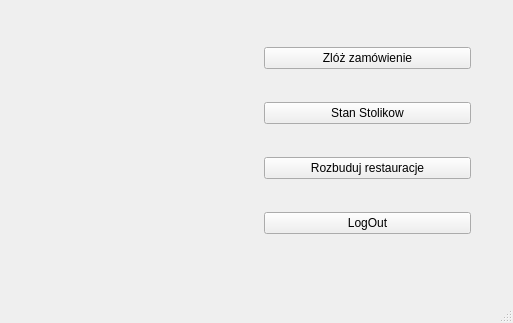
Above: mainwindow.ui from damdorsz/ProjektPK before the change. Below: the same form after it.
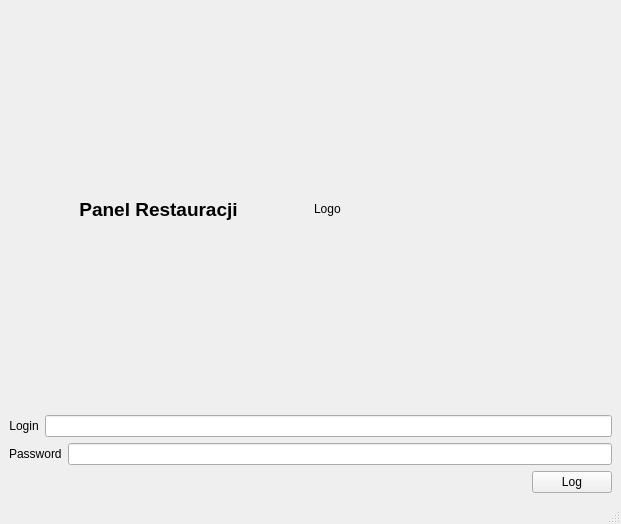
That is the form after the change.

The edit to the form file:
```diff
--- a/mainwindow.ui
+++ b/mainwindow.ui
@@ -6,65 +6,136 @@
    <rect>
     <x>0</x>
     <y>0</y>
-    <width>513</width>
-    <height>323</height>
+    <width>621</width>
+    <height>524</height>
    </rect>
   </property>
   <property name="windowTitle">
    <string>MainWindow</string>
   </property>
   <widget class="QWidget" name="centralwidget">
-   <widget class="QWidget" name="">
-    <property name="geometry">
-     <rect>
-      <x>50</x>
-      <y>20</y>
-      <width>421</width>
-      <height>241</height>
-     </rect>
-    </property>
-    <layout class="QHBoxLayout" name="horizontalLayout">
+   <layout class="QGridLayout" name="gridLayout">
+    <item row="0" column="0">
+     <layout class="QVBoxLayout" name="verticalLayout_2">
      <item>
-      <widget class="QLabel" name="label_logoFirmy">
-       <property name="text">
-        <string/>
-       </property>
-      </widget>
-     </item>
+       <layout class="QHBoxLayout" name="horizontalLayout_3">
      <item>
       <layout class="QVBoxLayout" name="verticalLayout">
        <item>
-        <widget class="QPushButton" name="pushButton_wyborStolika">
+           <spacer name="verticalSpacer">
+            <property name="orientation">
+             <enum>Qt::Vertical</enum>
+            </property>
+            <property name="sizeHint" stdset="0">
+             <size>
+              <width>20</width>
+              <height>40</height>
+             </size>
+            </property>
+           </spacer>
+          </item>
+          <item>
+           <widget class="QLabel" name="label_3">
+            <property name="font">
+             <font>
+              <pointsize>14</pointsize>
+              <bold>true</bold>
+             </font>
+            </property>
          <property name="text">
-          <string>Zlóż zamówienie</string>
-         </property>
+             <string>Panel Restauracji</string>
+            </property>
+            <property name="alignment">
+             <set>Qt::AlignCenter</set>
+            </property>
         </widget>
        </item>
        <item>
-        <widget class="QPushButton" name="pushButton_stanStolikow">
+           <spacer name="verticalSpacer_2">
+            <property name="orientation">
+             <enum>Qt::Vertical</enum>
+            </property>
+            <property name="sizeHint" stdset="0">
+             <size>
+              <width>20</width>
+              <height>40</height>
+             </size>
+            </property>
+           </spacer>
+          </item>
+         </layout>
+        </item>
+        <item>
+         <widget class="QLabel" name="label_logo">
          <property name="text">
-          <string>Stan Stolikow</string>
+           <string>Logo</string>
          </property>
         </widget>
        </item>
+       </layout>
+      </item>
        <item>
-        <widget class="QPushButton" name="pushButton_rozbudujRestauracje">
+       <layout class="QHBoxLayout" name="horizontalLayout_4">
+        <item>
+         <widget class="QLabel" name="label">
          <property name="text">
-          <string>Rozbuduj restauracje</string>
-         </property>
+           <string>Login</string>
+          </property>
+          <property name="alignment">
+           <set>Qt::AlignCenter</set>
+          </property>
         </widget>
        </item>
        <item>
-        <widget class="QPushButton" name="pushButton_wylogowanie">
+         <widget class="QLineEdit" name="lineEdit_login"/>
+        </item>
+       </layout>
+      </item>
+      <item>
+       <layout class="QHBoxLayout" name="horizontalLayout_2">
+        <item>
+         <widget class="QLabel" name="label_2">
          <property name="text">
-          <string>LogOut</string>
+           <string>Password</string>
          </property>
         </widget>
        </item>
-      </layout>
-     </item>
-    </layout>
-   </widget>
+        <item>
+         <widget class="QLineEdit" name="lineEdit_password">
+          <property name="echoMode">
+           <enum>QLineEdit::Password</enum>
+          </property>
+         </widget>
+        </item>
+       </layout>
+      </item>
+      <item>
+       <layout class="QHBoxLayout" name="horizontalLayout">
+        <item>
+         <spacer name="horizontalSpacer">
+          <property name="orientation">
+           <enum>Qt::Horizontal</enum>
+          </property>
+          <property name="sizeHint" stdset="0">
+           <size>
+            <width>40</width>
+            <height>20</height>
+           </size>
+          </property>
+         </spacer>
+        </item>
+        <item>
+         <widget class="QPushButton" name="pushButton_logowanie">
+          <property name="text">
+           <string>Log</string>
+          </property>
+         </widget>
+        </item>
+       </layout>
+      </item>
+     </layout>
+    </item>
+   </layout>
   </widget>
   <widget class="QMenuBar" name="menubar">
    <property name="geometry">
```
Left out of the diff: 2 changed lines with no effect on the pictures. Lines whose indentation alone changed are shown as unchanged.
